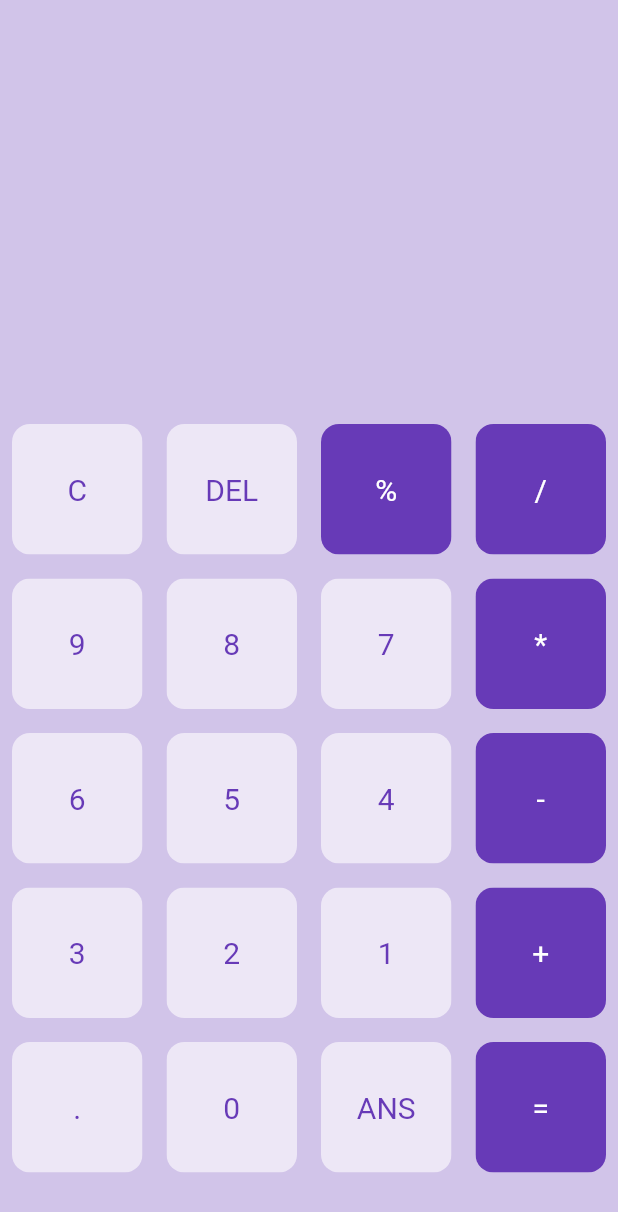
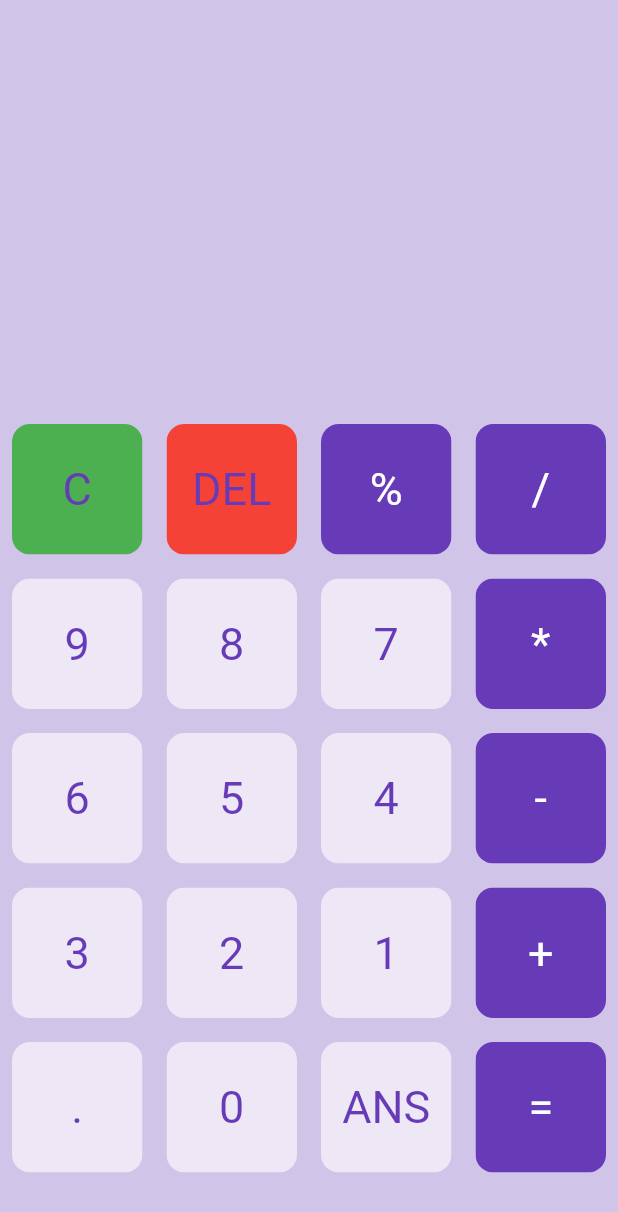
Before and after one commit to keremcanseker/calculator-flutter, a Flutter app: the screen it shows after launch, on a phone screen of 412 x 824 dp. Shown: the top 1212 px of the screen. Run offline on Flutter 3.47's test engine with Material 2 defaults, Android fonts, the phone set to English and light mode, and no system bars; our stand-ins replace math_expressions.

Commit message:
final changes

```diff
--- a/calculator_/lib/buttons.dart
+++ b/calculator_/lib/buttons.dart
@@ -24,7 +24,7 @@ class Button extends StatelessWidget {
             color: color,
             child: Center(
               child: Text(buttonText,
-                  style: TextStyle(color: textcolor, fontSize: 20)),
+                  style: TextStyle(color: textcolor, fontSize: 30)),
             ),
           ),
         ),
--- a/calculator_/lib/calculator.dart
+++ b/calculator_/lib/calculator.dart
@@ -51,12 +51,12 @@ class _CalculatorState extends State<Calculator> {
                         padding: EdgeInsets.all(20),
                         alignment: Alignment.centerLeft,
                         child: Text(userQuestion,
-                            style: const TextStyle(fontSize: 20))),
+                            maxLines: 2, style: const TextStyle(fontSize: 30))),
                     Container(
                         padding: EdgeInsets.all(20),
                         alignment: Alignment.centerRight,
                         child: Text(userAnswer,
-                            style: const TextStyle(fontSize: 20))),
+                            style: const TextStyle(fontSize: 40))),
                   ],
                 )),
             Expanded(
@@ -83,9 +83,13 @@ class _CalculatorState extends State<Calculator> {
                       });
                     },
                     buttonText: buttons[index],
-                    color: isOperator(buttons[index])
-                        ? CalculatorColor.backgroundcolor1
-                        : CalculatorColor.operator,
+                    color: isClear(buttons[index])
+                        ? Colors.green
+                        : isDel(buttons[index])
+                            ? Colors.red
+                            : isOperator(buttons[index])
+                                ? CalculatorColor.backgroundcolor1
+                                : CalculatorColor.operator,
                     textcolor: isOperator(buttons[index])
                         ? CalculatorColor.textcolor
                         : CalculatorColor.backgroundcolor1,
@@ -95,6 +99,20 @@ class _CalculatorState extends State<Calculator> {
             )
           ],
         ));
+  }
+
+  bool isClear(String s) {
+    if (s == 'C') {
+      return true;
+    }
+    return false;
+  }
+
+  bool isDel(String s) {
+    if (s == 'DEL') {
+      return true;
+    }
+    return false;
   }
 
   bool isOperator(String x) {
```
Also changed, not shown: calculator_/pubspec.yaml (+5 -2 lines), calculator_/assets/fonts/Karla-Italic-VariableFont_wght.ttf (added), calculator_/assets/fonts/Karla-Regular.ttf (added).
